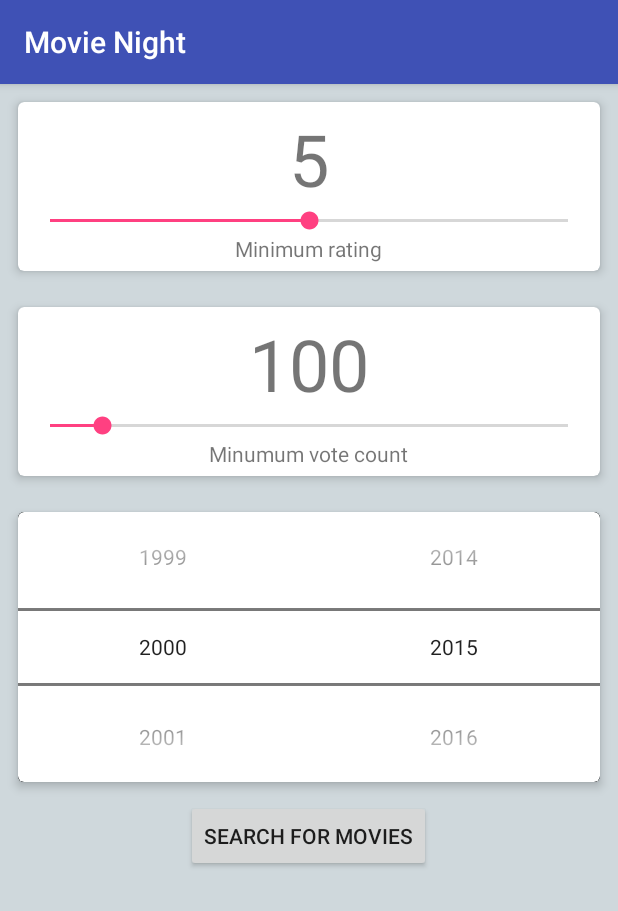
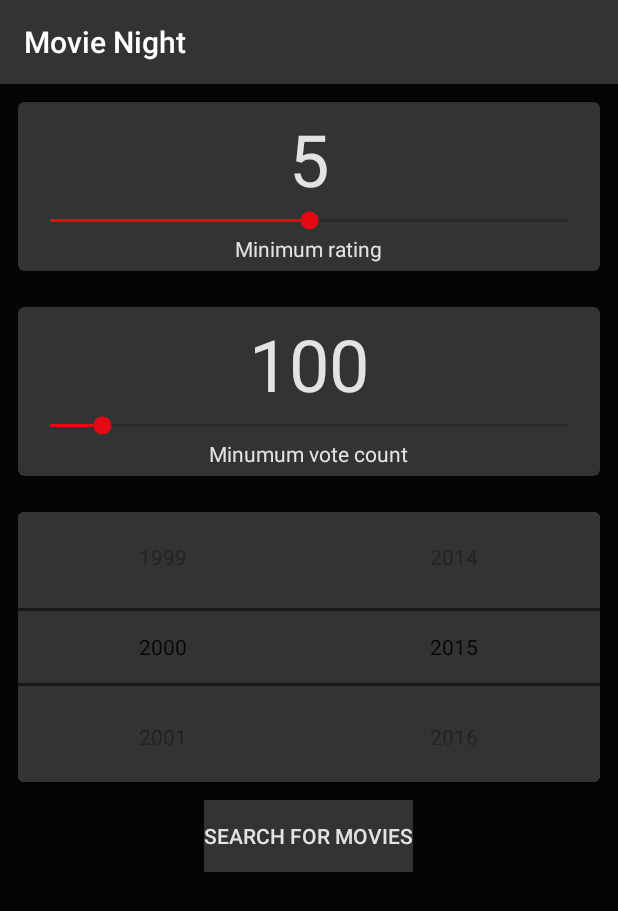
Before and after one commit to guybridge/Project05, an Android app: the screen it shows after launch (MainActivity), on a phone screen of 412 x 824 dp. Shown: the top 911 px of the screen. Run offline under Robolectric (Android 15) with nearby library versions, the phone set to English and light mode, and no system bars.

Commit message:
Theme changes

```diff
--- a/app/src/main/AndroidManifest.xml
+++ b/app/src/main/AndroidManifest.xml
@@ -15,7 +15,10 @@
                 <category android:name="android.intent.category.LAUNCHER"/>
             </intent-filter>
         </activity>
-        <activity android:name=".ui.Results">
+        <activity
+            android:name=".ui.Results"
+            android:label="Results"
+            android:parentActivityName=".ui.MainActivity">
         </activity>
     </application>
 
--- a/app/src/main/java/au/com/wsit/project05/ui/MainActivity.java
+++ b/app/src/main/java/au/com/wsit/project05/ui/MainActivity.java
@@ -136,6 +136,7 @@ public class MainActivity extends AppCompatActivity
 
                 // Start the results intent
                 Intent intent = new Intent(MainActivity.this, Results.class);
+                intent.addFlags(Intent.FLAG_ACTIVITY_NO_ANIMATION);
                 intent.putExtra(MovieNightConstants.KEY_RESULTS_URL, URL);
                 startActivity(intent);
 
--- a/app/src/main/res/layout/activity_main.xml
+++ b/app/src/main/res/layout/activity_main.xml
@@ -6,7 +6,7 @@
     android:layout_width="match_parent"
     android:layout_height="match_parent"
     android:orientation="vertical"
-    android:background="#CFD8DC"
+    android:background="@color/colorPrimaryDark"
     tools:context=".ui.MainActivity">
 
     <android.support.v7.widget.CardView
@@ -14,7 +14,8 @@
         android:layout_height="wrap_content"
         android:layout_margin="12dp"
         card_view:cardCornerRadius="4dp"
-        card_view:cardElevation="4dp">
+        card_view:cardElevation="4dp"
+        card_view:cardBackgroundColor="@color/colorPrimary">
 
         <LinearLayout
             android:padding="5dp"
@@ -27,6 +28,7 @@
                 android:layout_height="wrap_content"
                 android:textSize="48sp"
                 android:text="5"
+                android:textColor="@color/textColour"
                 android:id="@+id/minRatingCountTextView"
                 android:layout_gravity="center_horizontal"/>
 
@@ -41,7 +43,8 @@
                 android:layout_height="wrap_content"
                 android:text="Minimum rating"
                 android:layout_gravity="center_horizontal"
-                android:id="@+id/minRatingTextView"/>
+                android:id="@+id/minRatingTextView"
+                android:textColor="@color/textColour"/>
 
         </LinearLayout>
 
@@ -54,7 +57,8 @@
         android:layout_height="wrap_content"
         android:layout_margin="12dp"
         card_view:cardCornerRadius="4dp"
-        card_view:cardElevation="4dp">
+        card_view:cardElevation="4dp"
+        card_view:cardBackgroundColor="@color/colorPrimary">
 
         <LinearLayout
             android:padding="5dp"
@@ -67,6 +71,7 @@
                 android:textSize="48sp"
                 android:layout_width="wrap_content"
                 android:layout_height="wrap_content"
+                android:textColor="@color/textColour"
                 android:text="100"
                 android:id="@+id/minVoteCountTextView"/>
 
@@ -80,7 +85,8 @@
                 android:layout_height="wrap_content"
                 android:text="Minumum vote count"
                 android:id="@+id/voteCountTextView"
-                android:layout_gravity="center_horizontal"/>
+                android:layout_gravity="center_horizontal"
+                android:textColor="@color/textColour"/>
 
         </LinearLayout>
 
@@ -99,6 +105,7 @@
             android:orientation="horizontal">
 
             <NumberPicker
+                android:background="@color/colorPrimary"
                 android:layout_weight="1"
                 android:id="@+id/minDate"
                 android:layout_width="wrap_content"
@@ -106,6 +113,7 @@
             </NumberPicker>
 
             <NumberPicker
+                android:background="@color/colorPrimary"
                 android:layout_weight="1"
                 android:id="@+id/maxDate"
                 android:layout_width="wrap_content"
@@ -120,6 +128,8 @@
     </android.support.v7.widget.CardView>
 
     <Button
+        android:background="@color/colorPrimary"
+        android:textColor="@color/textColour"
         android:layout_width="wrap_content"
         android:layout_height="wrap_content"
         android:text="Search for movies"
--- a/app/src/main/res/values/colors.xml
+++ b/app/src/main/res/values/colors.xml
@@ -1,6 +1,7 @@
 <?xml version="1.0" encoding="utf-8"?>
 <resources>
-    <color name="colorPrimary">#3F51B5</color>
-    <color name="colorPrimaryDark">#303F9F</color>
-    <color name="colorAccent">#FF4081</color>
+    <color name="colorPrimary">#FF313335</color>
+    <color name="colorPrimaryDark">#FF050505</color>
+    <color name="colorAccent">#FFE30A14</color>
+    <color name="textColour">#FFE3E3E3</color>
 </resources>
```
Also changed, not shown: app/src/main/res/layout/activity_results.xml (+8 -0 lines).
